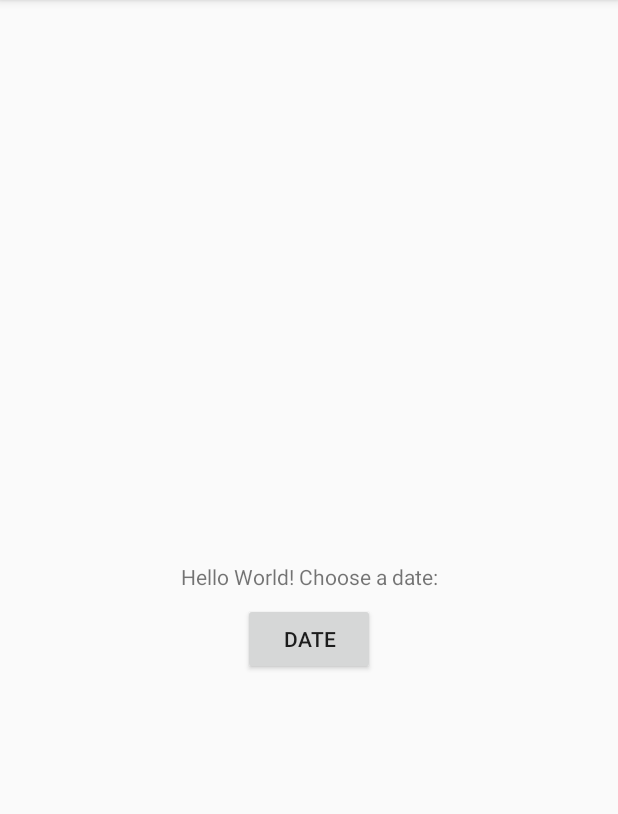
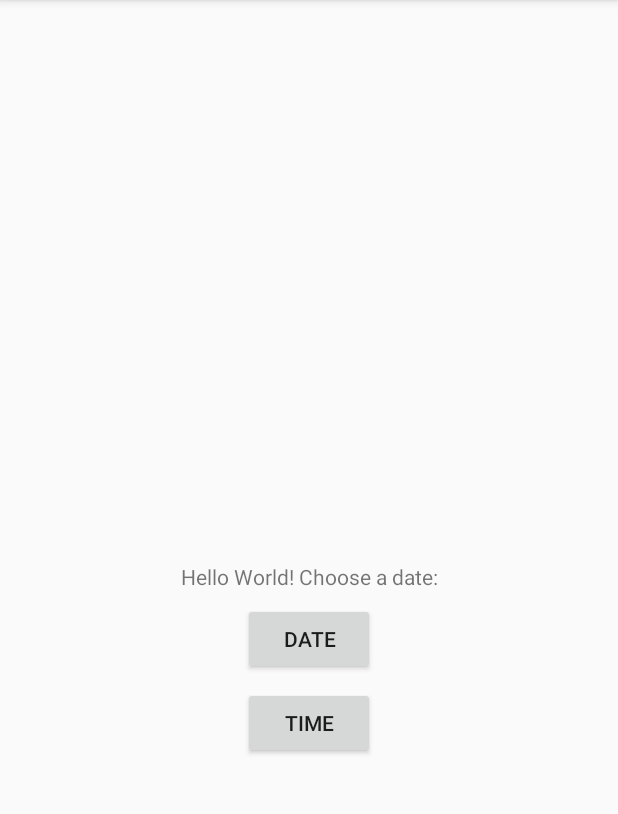
Before and after one commit to Yunji-Leo/AndroidCodelabs, an Android app: the screen it shows after launch (MainActivity), on a phone screen of 412 x 824 dp, the part 84-898 px from its top. Run offline under Robolectric (Android 15) with nearby library versions, the phone set to English and light mode, and no system bars.

Commit message:
Time picker

```diff
--- a/PickerForDate/app/src/main/res/layout/activity_main.xml
+++ b/PickerForDate/app/src/main/res/layout/activity_main.xml
@@ -31,4 +31,15 @@
         app:layout_constraintStart_toStartOf="parent"
         app:layout_constraintTop_toBottomOf="@+id/textView" />
 
+    <Button
+        android:id="@+id/button2"
+        android:layout_width="wrap_content"
+        android:layout_height="wrap_content"
+        android:layout_marginTop="8dp"
+        android:text="Time"
+        android:onClick="showTimePicker"
+        app:layout_constraintEnd_toEndOf="parent"
+        app:layout_constraintStart_toStartOf="parent"
+        app:layout_constraintTop_toBottomOf="@+id/button" />
+
 </androidx.constraintlayout.widget.ConstraintLayout>
```
Also changed, not shown: PickerForDate/app/src/main/java/com/example/pickerfordate/MainActivity.java (+13 -0 lines), PickerForDate/app/src/main/java/com/example/pickerfordate/TimePickerFragment.java (added, +42 -0 lines).
